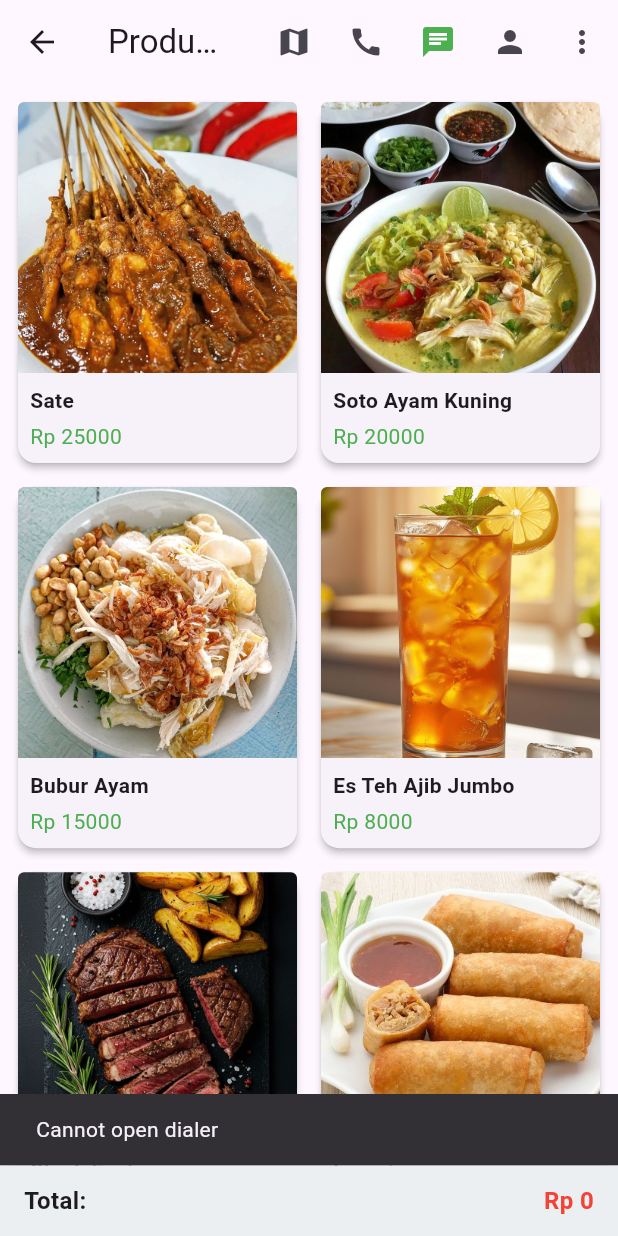
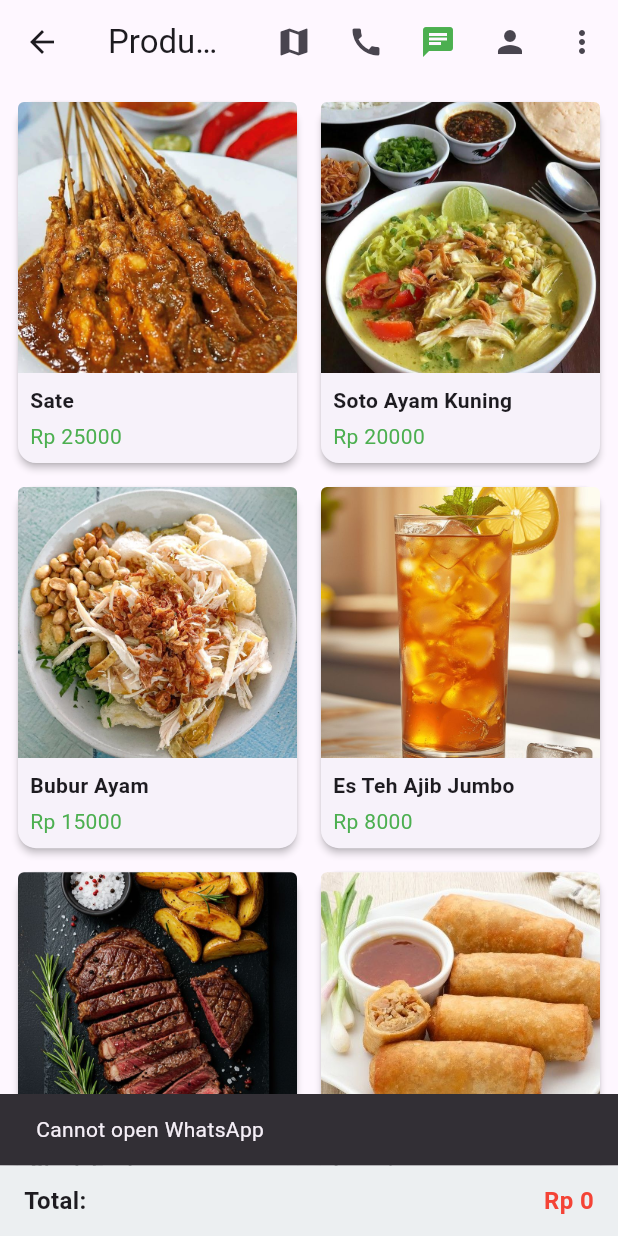
Before and after one commit to EPatha/app_E-Commerce_flutter, a Flutter app: the DashboardScreen screen opened by its route, after a tap on the "call" icon, on a phone screen of 412 x 824 dp. Run offline on Flutter 3.47's test engine with Material 3 defaults, Android fonts, the phone set to English and light mode, and no system bars; our stand-ins replace shared_preferences; accounts and stored records are empty.

Commit message:
update call center to calling

```diff
--- a/lib/screens/dashboard_screen.dart
+++ b/lib/screens/dashboard_screen.dart
@@ -93,11 +93,18 @@ class _DashboardScreenState extends State<DashboardScreen> {
               }
             },
           ),
-          // Quick access button to call the seller (Call Center)
+          // Quick access button to open WhatsApp chat/call to seller
           IconButton(
             icon: const Icon(Icons.call),
-            tooltip: 'Call Center',
-            onPressed: () => _openDialer('+6282114488418'),
+            tooltip: 'Call Center (WhatsApp)',
+            onPressed: () async {
+              final uri = Uri.parse('https://wa.me/6282114488418');
+              if (await canLaunchUrl(uri)) {
+                await launchUrl(uri, mode: LaunchMode.externalApplication);
+              } else {
+                ScaffoldMessenger.of(context).showSnackBar(const SnackBar(content: Text('Cannot open WhatsApp')));
+              }
+            },
           ),
           // Quick access button to open WhatsApp chat
           IconButton(
```
